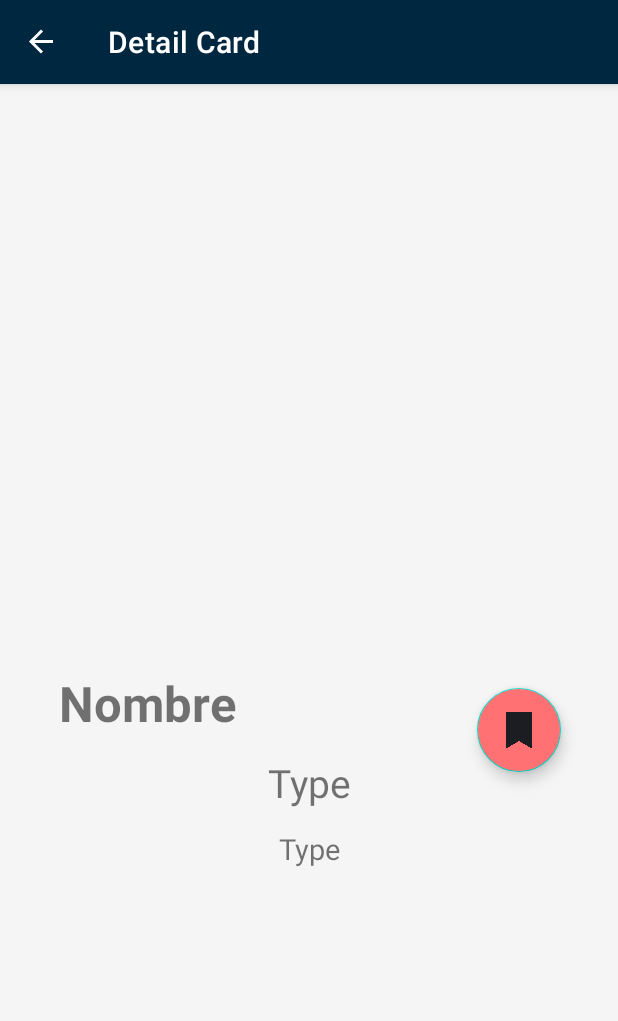
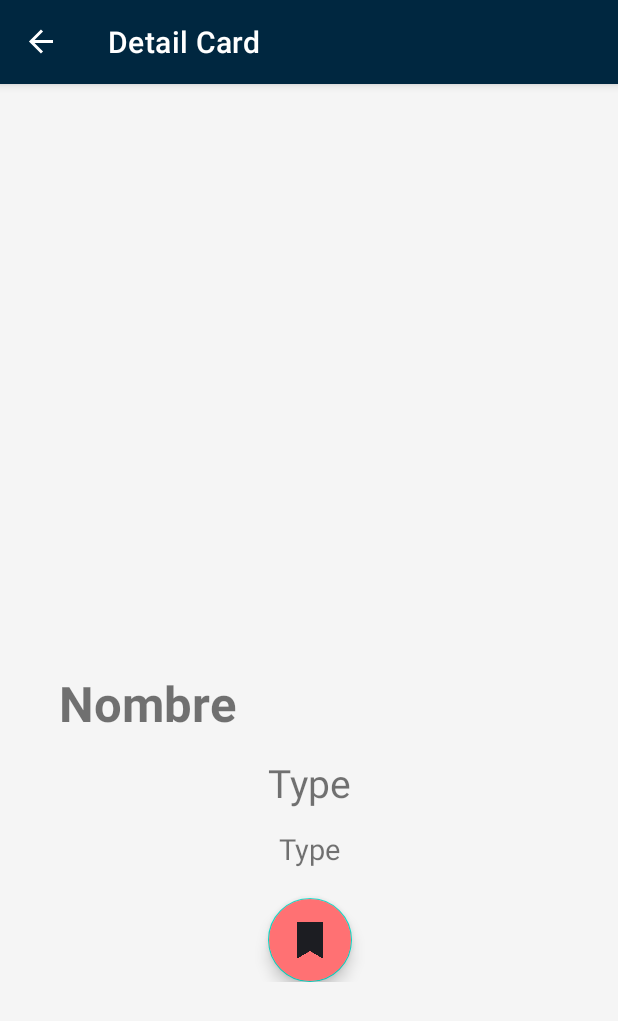
Before and after one commit to soleecito/YugiohDex, an Android app: the DetailCardFragment screen opened through its navigation route, on a phone screen of 412 x 824 dp. Shown: the top 1021 px of the screen. Run offline under Robolectric (Android 15) with nearby library versions, the phone set to English and light mode, and no system bars; our stand-ins replace Picasso, Room's generated code, navigation-ui, sdp/ssp sizes; plain views replace PhotoView; pictures from the network do not load; 6 statements that could not run were skipped.

Commit message:
Arreglo posicion boton favorito en fragment detail card

```diff
--- a/app/src/main/res/layout/fragment_detail_card.xml
+++ b/app/src/main/res/layout/fragment_detail_card.xml
@@ -10,10 +10,11 @@
 
 
     <androidx.core.widget.NestedScrollView
+        android:id="@+id/nestedScrollView"
         android:layout_width="match_parent"
-        android:layout_height="match_parent"
 
 
+        android:layout_height="match_parent"
         app:layout_behavior="com.google.android.material.appbar.AppBarLayout$ScrollingViewBehavior">
 
         <androidx.constraintlayout.widget.ConstraintLayout
@@ -72,20 +73,6 @@
                 app:layout_constraintStart_toStartOf="parent"
                 app:layout_constraintTop_toBottomOf="@id/tvName" />
 
-            <com.google.android.material.floatingactionbutton.FloatingActionButton
-                android:id="@+id/btn_save_or_delete_card"
-                android:layout_width="wrap_content"
-                android:layout_height="wrap_content"
-                android:layout_marginStart="83dp"
-                android:layout_marginEnd="38dp"
-                android:backgroundTint="@color/favorite_background"
-                android:src="@drawable/ic_favorite"
-                app:layout_constraintBottom_toBottomOf="@+id/tvType"
-                app:layout_constraintEnd_toEndOf="parent"
-                app:layout_constraintStart_toEndOf="@+id/tvType"
-                app:layout_constraintTop_toBottomOf="@+id/imageCard"
-                tools:ignore="ContentDescription" />
-
 
             <TextView
                 android:id="@+id/tvDesc"
@@ -98,6 +85,21 @@
                 app:layout_constraintStart_toStartOf="parent"
                 app:layout_constraintTop_toBottomOf="@id/tvType" />
 
+            <com.google.android.material.floatingactionbutton.FloatingActionButton
+                android:id="@+id/btn_save_or_delete_card"
+                android:layout_width="wrap_content"
+                android:layout_height="wrap_content"
+                android:layout_marginTop="20dp"
+                android:backgroundTint="@color/favorite_background"
+                android:src="@drawable/ic_favorite"
+                app:layout_constraintBottom_toBottomOf="parent"
+                app:layout_constraintEnd_toEndOf="parent"
+                app:layout_constraintHorizontal_bias="0.501"
+                app:layout_constraintStart_toStartOf="parent"
+                app:layout_constraintTop_toBottomOf="@+id/tvDesc"
+                app:layout_constraintVertical_bias="1.0"
+                tools:ignore="ContentDescription" />
+
 
         </androidx.constraintlayout.widget.ConstraintLayout>
 
```
